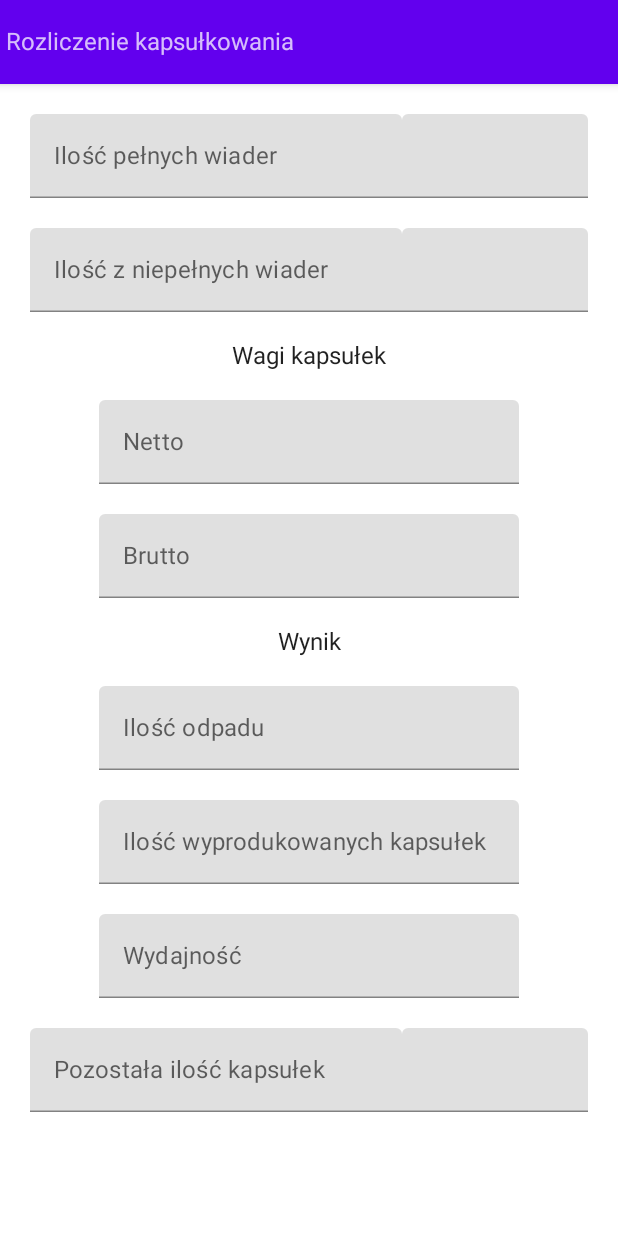
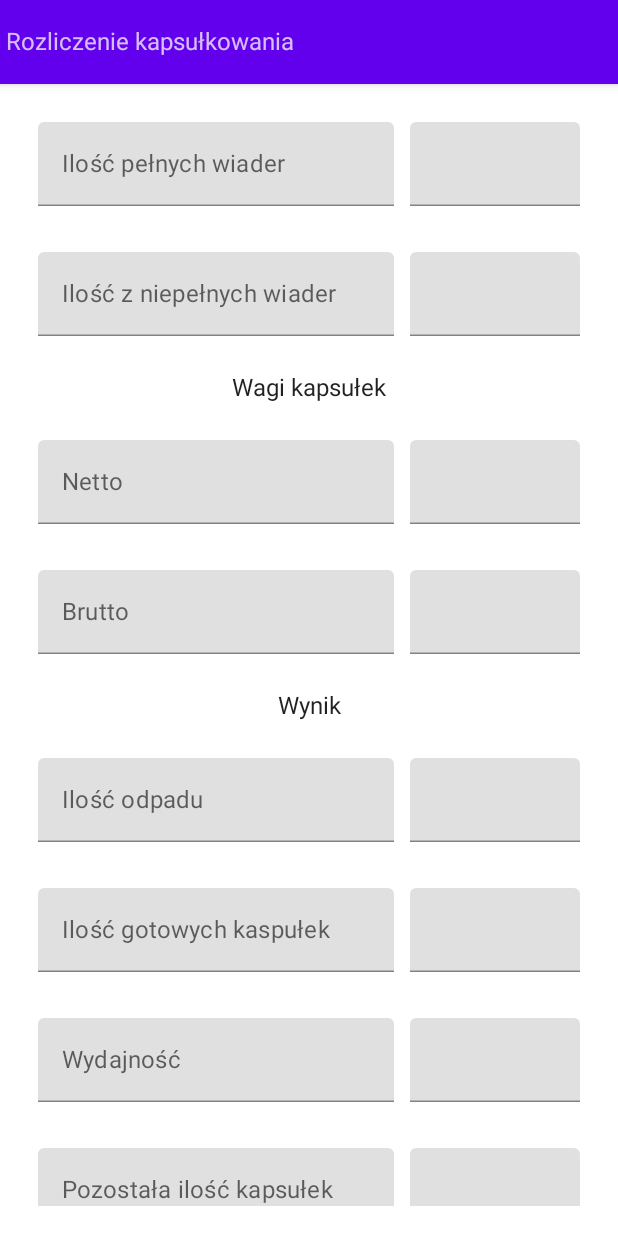
Before and after one commit to KamilStrzelczyk/ObliczeniaKapsulkowania, an Android app built with Jetpack Compose: the CalculationsScreen screen opened through its navigation route, on a phone screen of 412 x 824 dp. Run offline under Robolectric (Android 15) with nearby library versions, the phone set to English and light mode, and no system bars; our stand-ins replace Dagger/Hilt's generated code.

Commit message:
creating a CalculateAmountOfFillCapsulesUseCase

```diff
--- a/app/src/main/java/com/example/kaspukowaniev3/presentation/CalculationsScreen.kt
+++ b/app/src/main/java/com/example/kaspukowaniev3/presentation/CalculationsScreen.kt
@@ -10,9 +10,7 @@ import androidx.compose.material.TopAppBar
 import androidx.compose.runtime.Composable
 import androidx.compose.ui.Alignment
 import androidx.compose.ui.Modifier
-import androidx.compose.ui.text.input.TextFieldValue
 import androidx.compose.ui.unit.dp
-import androidx.lifecycle.viewmodel.compose.viewModel
 import androidx.navigation.NavController
 
 @Composable
@@ -41,17 +39,19 @@ fun CalculationsScreen(
             ) {
                 TextField(
                     modifier = Modifier
-                        .weight(2f),
+                        .weight(2f)
+                        .padding(5.dp),
                     value = "",
                     onValueChange = {},
                     readOnly = true,
-                    label = { Text(text = state.fullBoxesHint)})
+                    label = { Text(text = state.fullBoxesHint) })
 
                 TextField(
                     modifier = Modifier
-                        .weight(1f),
-                    value = "",
-                    onValueChange = {},
+                        .weight(1f)
+                        .padding(5.dp),
+                    value = state.fullBoxes,
+                    onValueChange = { calculationsViewModel.onFullBoxesChanged(it) },
                     label = { Text(text = "") })
             }
 
@@ -61,17 +61,19 @@ fun CalculationsScreen(
             ) {
                 TextField(
                     modifier = Modifier
-                        .weight(2f),
+                        .weight(2f)
+                        .padding(5.dp),
                     value = "",
                     onValueChange = {},
                     readOnly = true,
-                    label = { Text(text = state.restOfBoxesHint ) })
+                    label = { Text(text = state.restOfBoxesHint) })
 
                 TextField(
                     modifier = Modifier
-                        .weight(1f),
-                    value = "",
-                    onValueChange = {},
+                        .weight(1f)
+                        .padding(5.dp),
+                    value = state.restOfBoxes,
+                    onValueChange = { calculationsViewModel.onRestBoxesChanged(it) },
                     label = { Text(text = "") })
             }
 
@@ -80,50 +82,138 @@ fun CalculationsScreen(
             Text(text = "Wagi kapsułek")
 
             Spacer(modifier = Modifier.height(20.dp))
+            Row(
+                horizontalArrangement = Arrangement.SpaceAround,
+            ) {
+                TextField(
+                    modifier = Modifier
+                        .weight(2f)
+                        .padding(5.dp),
+                    value = "",
+                    onValueChange = {},
+                    readOnly = true,
+                    label = { Text(text = "Netto") })
 
                 TextField(
+                    modifier = Modifier
+                        .weight(1f)
+                        .padding(5.dp),
                     value = "",
                     onValueChange = {},
-                label = { Text(text = "Netto") })
+                    label = { Text(text = "") })
+            }
+
 
             Spacer(modifier = Modifier.height(20.dp))
 
+            Row(
+                horizontalArrangement = Arrangement.SpaceAround,
+            ) {
                 TextField(
+                    modifier = Modifier
+                        .weight(2f)
+                        .padding(5.dp),
                     value = "",
                     onValueChange = {},
-                label = { Text(text = "Brutto") })
+                    readOnly = true,
+                    label = { Text(text = state.capsulesGrossHint) })
+
+                TextField(
+                    modifier = Modifier
+                        .weight(1f)
+                        .padding(5.dp),
+                    value = state.capsulesGross,
+                    onValueChange = { calculationsViewModel.onCapsulesGrossChanged(it) },
+                    label = { Text(text = "") })
+            }
 
             Spacer(modifier = Modifier.height(20.dp))
             Text(text = "Wynik")
             Spacer(modifier = Modifier.height(20.dp))
 
+            Row(
+                horizontalArrangement = Arrangement.SpaceAround,
+            ) {
                 TextField(
+                    modifier = Modifier
+                        .weight(2f)
+                        .padding(5.dp),
                     value = "",
                     onValueChange = {},
+                    readOnly = true,
                     label = { Text(text = "Ilość odpadu") })
+
+                TextField(
+                    modifier = Modifier
+                        .weight(1f)
+                        .padding(5.dp),
+                    value = "",
+                    onValueChange = {},
+                    readOnly = true,
+                    label = { Text(text = "") })
+            }
 
             Spacer(modifier = Modifier.height(20.dp))
 
+            Row(
+                horizontalArrangement = Arrangement.SpaceAround,
+            ) {
                 TextField(
+                    modifier = Modifier
+                        .weight(2f)
+                        .padding(5.dp),
                     value = "",
                     onValueChange = {},
-                label = { Text(text = "Ilość wyprodukowanych kapsułek") })
+                    readOnly = true,
+                    label = { Text(state.amountOfFillCapsulesHint) }
+                )
+
+                TextField(
+                    modifier = Modifier
+                        .weight(1f)
+                        .padding(5.dp),
+                    readOnly = true,
+                    value = state.amountOfFillCapsules,
+                    onValueChange = {},
+                )
+            }
 
 
             Spacer(modifier = Modifier.height(20.dp))
 
+            Row(
+                horizontalArrangement = Arrangement.SpaceAround,
+            ) {
                 TextField(
+                    modifier = Modifier
+                        .weight(2f)
+                        .padding(5.dp),
                     value = "",
                     onValueChange = {},
+                    readOnly = true,
                     label = { Text(text = "Wydajność") })
+
+                TextField(
+                    modifier = Modifier
+                        .weight(1f)
+                        .padding(5.dp),
+                    value = "",
+                    onValueChange = {},
+                    readOnly = true,
+                    label = { Text(text = "") })
+            }
 
             Spacer(modifier = Modifier.height(20.dp))
             Row(
                 horizontalArrangement = Arrangement.SpaceAround,
             ) {
+                Row(
+                    horizontalArrangement = Arrangement.SpaceAround,
+                ) {
                     TextField(
                         modifier = Modifier
-                        .weight(2f),
+                            .weight(2f)
+                            .padding(5.dp),
                         value = "",
                         onValueChange = {},
                         readOnly = true,
@@ -131,10 +221,14 @@ fun CalculationsScreen(
 
                     TextField(
                         modifier = Modifier
-                        .weight(1f),
+                            .weight(1f)
+                            .padding(5.dp),
                         value = "",
                         onValueChange = {},
+                        readOnly = true,
                         label = { Text(text = "") })
+                }
+
             }
 
 
```
Also changed, not shown: app/src/main/java/com/example/kaspukowaniev3/domain/usecase/CalculateAmountOfFillCapsulesUseCase.kt (+20 -1 lines), app/src/main/java/com/example/kaspukowaniev3/presentation/CalculationsScreenViewModel.kt (+46 -3 lines). Lines whose indentation alone changed are shown as unchanged.
